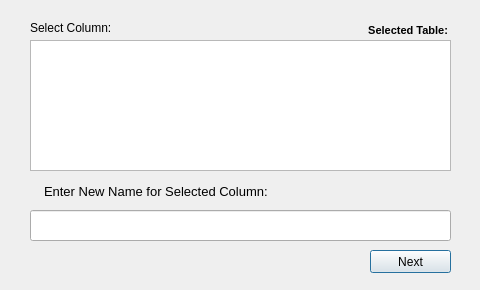
Qt form rename_col_confirmation.ui (adiii-ui/MySQL-Frontend) before a commit.
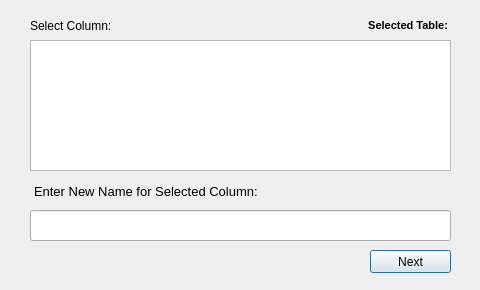
The same form after that commit. Icons and pictures are not drawn.

What changed in the file:
```diff
--- a/rename_col_confirmation.ui
+++ b/rename_col_confirmation.ui
@@ -67,9 +67,9 @@
     <widget class="QWidget" name="horizontalLayoutWidget">
      <property name="geometry">
       <rect>
-       <x>44</x>
+       <x>34</x>
        <y>180</y>
-       <width>401</width>
+       <width>411</width>
        <height>22</height>
       </rect>
      </property>
@@ -153,15 +153,18 @@
       <set>QAbstractItemView::NoEditTriggers</set>
      </property>
     </widget>
+    <widget class="QWidget" name="horizontalLayoutWidget_2">
+     <property name="geometry">
+      <rect>
+       <x>30</x>
+       <y>10</y>
+       <width>421</width>
+       <height>31</height>
+      </rect>
+     </property>
+     <layout class="QHBoxLayout" name="horizontalLayout_2">
+      <item>
     <widget class="QLabel" name="label_5">
-     <property name="geometry">
-      <rect>
-       <x>30</x>
-       <y>20</y>
-       <width>141</width>
-       <height>16</height>
-      </rect>
-     </property>
      <property name="font">
       <font>
        <pointsize>9</pointsize>
@@ -174,15 +177,9 @@
       <string>Select Column:</string>
      </property>
     </widget>
+      </item>
+      <item>
     <widget class="QLabel" name="selectedTB">
-     <property name="geometry">
-      <rect>
-       <x>210</x>
-       <y>20</y>
-       <width>241</width>
-       <height>20</height>
-      </rect>
-     </property>
      <property name="font">
       <font>
        <pointsize>8</pointsize>
@@ -197,6 +194,9 @@
       <set>Qt::AlignRight|Qt::AlignTrailing|Qt::AlignVCenter</set>
      </property>
     </widget>
+      </item>
+     </layout>
+    </widget>
    </widget>
    <widget class="QWidget" name="confirmation_page">
     <widget class="QLabel" name="label">
```
Left out of the diff: 4 changed lines with no effect on the pictures. Lines whose indentation alone changed are shown as unchanged.
